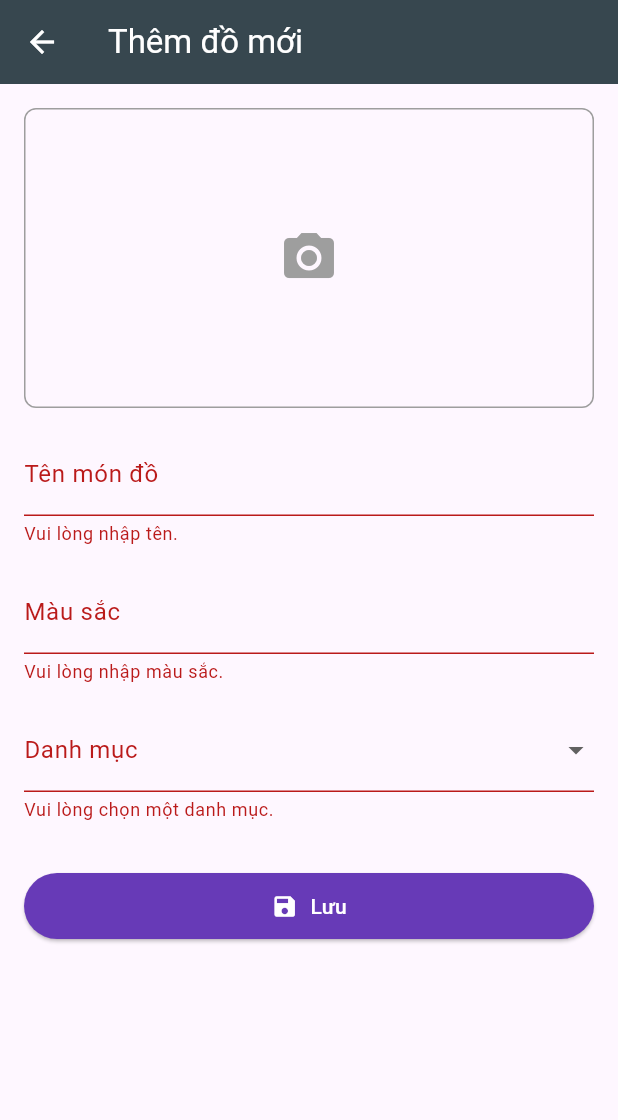
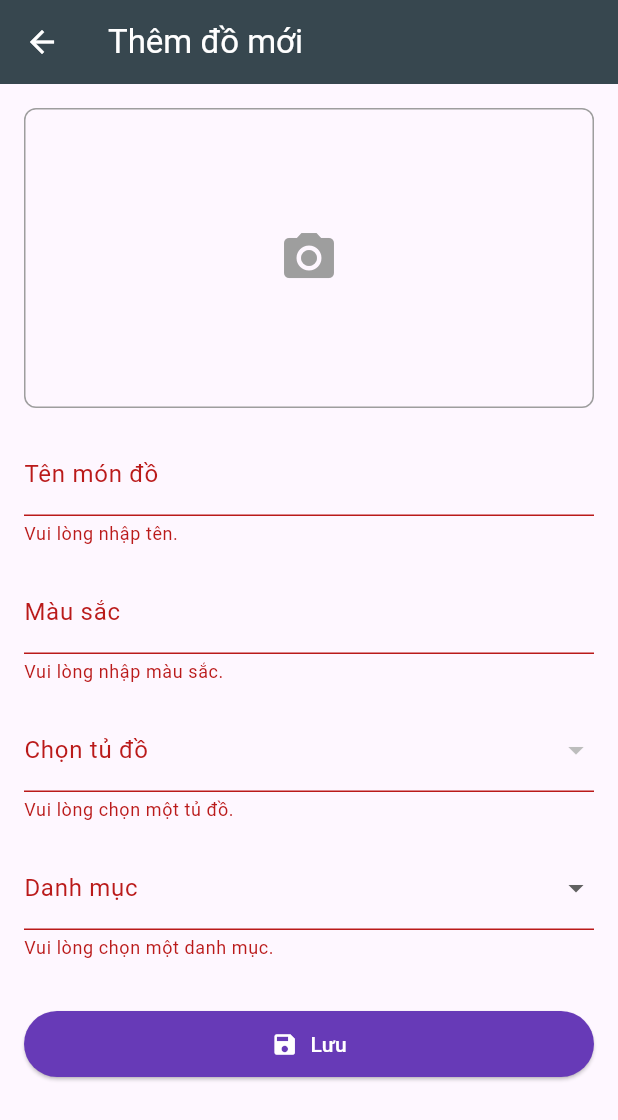
Before and after one commit to minhdatvn/MinCloset, a Flutter app: the AddItemScreen screen opened directly, after a tap on "Lưu", on a phone screen of 412 x 824 dp. Shown: the top 1120 px of the screen. Run offline on Flutter 3.47's test engine with Material 3 defaults, Android fonts, the phone set to English and light mode, and no system bars; our stand-ins replace flutter_dotenv, google_generative_ai, image_picker, logger, shared_preferences, sqflite; accounts and stored records are empty; network calls fail.

Commit message:
Thêm chức năng CRUD cho tủ đồ và đồ

```diff
--- /dev/null
+++ b/lib/models/closet.dart
@@ -0,0 +1,25 @@
+// file: lib/models/closet.dart
+
+class Closet {
+  final String id;
+  final String name;
+
+  Closet({
+    required this.id,
+    required this.name,
+  });
+
+  Map<String, dynamic> toMap() {
+    return {
+      'id': id,
+      'name': name,
+    };
+  }
+
+  factory Closet.fromMap(Map<String, dynamic> map) {
+    return Closet(
+      id: map['id'] as String,
+      name: map['name'] as String,
+    );
+  }
+}
--- a/lib/screens/add_item_screen.dart
+++ b/lib/screens/add_item_screen.dart
@@ -1,161 +1,160 @@
-// file: lib/screens/add_item_screen.dart
-
-import 'dart:io'; // Cần cho việc sử dụng kiểu File
+import 'dart:io';
 import 'package:flutter/material.dart';
-import 'package:image_picker/image_picker.dart'; // Import thư viện
+import 'package:image_picker/image_picker.dart';
 import 'package:mincloset/models/clothing_item.dart';
+import 'package:mincloset/models/closet.dart';
 import 'package:mincloset/helpers/db_helper.dart';
 import 'package:uuid/uuid.dart';
 
 class AddItemScreen extends StatefulWidget {
-  const AddItemScreen({super.key});
+  final String? preselectedClosetId;
+  final ClothingItem? itemToEdit; // Thuộc tính để nhận món đồ cần sửa
+
+  const AddItemScreen({super.key, this.preselectedClosetId, this.itemToEdit});
 
   @override
   State<AddItemScreen> createState() => _AddItemScreenState();
 }
 
 class _AddItemScreenState extends State<AddItemScreen> {
-  // Key để quản lý trạng thái của Form
   final _formKey = GlobalKey<FormState>();
+  final _nameController = TextEditingController();
+  final _colorController = TextEditingController();
 
-  // Biến để lưu trữ ảnh người dùng chụp
   File? _selectedImage;
-  // Các biến để lưu trữ giá trị nhập vào
-  String _enteredName = '';
-  String _enteredColor = '';
-  String? _selectedCategory; // Dùng ? vì ban đầu nó có thể null
+  String? _selectedCategory;
+  List<Closet> _closets = [];
+  String? _selectedClosetId;
+  bool get _isEditing => widget.itemToEdit != null;
 
-  // Hàm để mở camera và chụp ảnh
+  @override
+  void initState() {
+    super.initState();
+    if (_isEditing) {
+      final item = widget.itemToEdit!;
+      _nameController.text = item.name;
+      _colorController.text = item.color;
+      _selectedCategory = item.category;
+      _selectedClosetId = item.closetId;
+      if (item.imagePath.isNotEmpty) {
+        _selectedImage = File(item.imagePath);
+      }
+    } else {
+      _selectedClosetId = widget.preselectedClosetId;
+    }
+    _loadClosets();
+  }
+
+  Future<void> _loadClosets() async {
+    final dataList = await DBHelper.getClosets('closets');
+    if (mounted) {
+      setState(() {
+        _closets = dataList.map((item) => Closet.fromMap(item)).toList();
+      });
+    }
+  }
+
   void _takePicture() async {
     final imagePicker = ImagePicker();
     final pickedImage = await imagePicker.pickImage(source: ImageSource.camera, maxWidth: 600);
-
-    if (pickedImage == null) {
-      return; // Người dùng không chụp ảnh
-    }
-
+    if (pickedImage == null) return;
     setState(() {
-      _selectedImage = File(pickedImage.path); // Lưu ảnh đã chụp
+      _selectedImage = File(pickedImage.path);
     });
   }
 
-  // Hàm xử lý khi nhấn nút Lưu
-  void _saveItem() async { // Chuyển hàm thành async
+  void _saveItem() async {
     if (_formKey.currentState!.validate()) {
-      if (_selectedImage == null || _selectedCategory == null) {
-        ScaffoldMessenger.of(context).showSnackBar(
-          const SnackBar(content: Text('Vui lòng điền đủ thông tin và chọn ảnh!'))
-        );
+      if (_selectedImage == null || _selectedCategory == null || _selectedClosetId == null) {
+        ScaffoldMessenger.of(context).showSnackBar(const SnackBar(content: Text('Vui lòng điền đủ tất cả thông tin!')));
         return;
       }
 
       _formKey.currentState!.save();
 
-      // Tạo một đối tượng ClothingItem mới với dữ liệu đã thu thập
-      final newItem = ClothingItem(
-        id: const Uuid().v4(),
-        name: _enteredName,
-        category: _selectedCategory!,
-        color: _enteredColor,
-        imagePath: _selectedImage!.path,
-      );
+      if (_isEditing) {
+        final updatedItem = ClothingItem(
+          id: widget.itemToEdit!.id,
+          name: _nameController.text,
+          category: _selectedCategory!,
+          color: _colorController.text,
+          imagePath: _selectedImage!.path,
+          closetId: _selectedClosetId!,
+        );
+        await DBHelper.updateItem(updatedItem);
+      } else {
+        final newItem = ClothingItem(
+          id: const Uuid().v4(),
+          name: _nameController.text,
+          category: _selectedCategory!,
+          color: _colorController.text,
+          imagePath: _selectedImage!.path,
+          closetId: _selectedClosetId!,
+        );
+        await DBHelper.insert('clothing_items', newItem.toMap());
+      }
 
-      // Lưu vào cơ sở dữ liệu
-      await DBHelper.insert('clothing_items', newItem.toMap());
-
-      // Chỉ cần quay về màn hình trước đó, không cần trả dữ liệu
-      if (mounted) { // Kiểm tra widget còn tồn tại không trước khi dùng context
-        Navigator.of(context).pop();
-      }
+      if (mounted) Navigator.of(context).pop(true);
     }
   }
 
   @override
   Widget build(BuildContext context) {
-    // Danh sách các danh mục để người dùng chọn
     final categories = ['Áo', 'Quần', 'Váy', 'Giày', 'Phụ kiện'];
-
     return Scaffold(
       appBar: AppBar(
-        title: const Text('Thêm đồ mới'),
+        title: Text(_isEditing ? 'Sửa món đồ' : 'Thêm đồ mới'),
         backgroundColor: Colors.blueGrey[800],
         foregroundColor: Colors.white,
       ),
-      body: SingleChildScrollView( // Cho phép cuộn khi bàn phím hiện lên
+      body: SingleChildScrollView(
         padding: const EdgeInsets.all(16.0),
         child: Form(
           key: _formKey,
           child: Column(
             crossAxisAlignment: CrossAxisAlignment.stretch,
             children: [
-              // Vùng hiển thị và chọn ảnh
               GestureDetector(
                 onTap: _takePicture,
                 child: Container(
                   height: 200,
-                  decoration: BoxDecoration(
-                    border: Border.all(width: 1, color: Colors.grey),
-                    borderRadius: BorderRadius.circular(8),
-                  ),
-                  child: _selectedImage != null
-                      ? Image.file(_selectedImage!, fit: BoxFit.cover, width: double.infinity)
-                      : const Center(child: Icon(Icons.camera_alt, size: 40, color: Colors.grey)),
+                  decoration: BoxDecoration(border: Border.all(width: 1, color: Colors.grey), borderRadius: BorderRadius.circular(8)),
+                  child: _selectedImage != null ? Image.file(_selectedImage!, fit: BoxFit.cover, width: double.infinity) : const Center(child: Icon(Icons.camera_alt, size: 40, color: Colors.grey)),
                 ),
               ),
               const SizedBox(height: 16),
-
-              // Ô nhập Tên món đồ
               TextFormField(
+                controller: _nameController,
                 decoration: const InputDecoration(labelText: 'Tên món đồ'),
-                validator: (value) {
-                  if (value == null || value.trim().isEmpty) {
-                    return 'Vui lòng nhập tên.';
-                  }
-                  return null;
-                },
-                onSaved: (value) {
-                  _enteredName = value!;
-                },
+                validator: (value) => (value == null || value.trim().isEmpty) ? 'Vui lòng nhập tên.' : null,
               ),
               const SizedBox(height: 16),
-
-              // Ô nhập Màu sắc
               TextFormField(
+                controller: _colorController,
                 decoration: const InputDecoration(labelText: 'Màu sắc'),
-                validator: (value) {
-                  if (value == null || value.trim().isEmpty) {
-                    return 'Vui lòng nhập màu sắc.';
-                  }
-                  return null;
-                },
-                onSaved: (value) {
-                  _enteredColor = value!;
-                },
+                validator: (value) => (value == null || value.trim().isEmpty) ? 'Vui lòng nhập màu sắc.' : null,
               ),
               const SizedBox(height: 16),
-
-              // Menu thả xuống cho Danh mục
-              DropdownButtonFormField(
+              DropdownButtonFormField<String>(
+                value: _selectedClosetId,
+                items: _closets.map((closet) => DropdownMenuItem(value: closet.id, child: Text(closet.name))).toList(),
+                onChanged: (value) => setState(() => _selectedClosetId = value),
+                decoration: const InputDecoration(labelText: 'Chọn tủ đồ'),
+                validator: (value) => value == null ? 'Vui lòng chọn một tủ đồ.' : null,
+              ),
+              const SizedBox(height: 16),
+              DropdownButtonFormField<String>(
                 value: _selectedCategory,
-                items: categories.map((category) => DropdownMenuItem(
-                  value: category,
-                  child: Text(category),
-                )).toList(),
-                onChanged: (value) {
-                  setState(() {
-                    _selectedCategory = value;
-                  });
-                },
+                items: categories.map((category) => DropdownMenuItem(value: category, child: Text(category))).toList(),
+                onChanged: (value) => setState(() => _selectedCategory = value),
                 decoration: const InputDecoration(labelText: 'Danh mục'),
                 validator: (value) => value == null ? 'Vui lòng chọn một danh mục.' : null,
               ),
               const SizedBox(height: 32),
-
-              // Nút Lưu
               ElevatedButton.icon(
                 onPressed: _saveItem,
                 icon: const Icon(Icons.save),
-                label: const Text('Lưu'),
+                label: Text(_isEditing ? 'Cập nhật' : 'Lưu'),
                 style: ElevatedButton.styleFrom(
                   padding: const EdgeInsets.symmetric(vertical: 12),
                   backgroundColor: Colors.deepPurple,
--- a/pubspec.yaml
+++ b/pubspec.yaml
@@ -25,6 +25,7 @@ dev_dependencies:
   flutter_test:
     sdk: flutter
   rename: ^3.0.2
+  sqflite_common_ffi: ^2.3.3
   flutter_lints: ^4.0.0
 
 flutter:
```
Also changed, not shown: lib/helpers/db_helper.dart (+97 -3 lines), lib/models/clothing_item.dart (+20 -2 lines), lib/screens/item_detail_page.dart (added, +98 -0 lines), lib/screens/main_screen.dart (+10 -9 lines), lib/screens/pages/closet_detail_page.dart (added, +108 -0 lines), lib/screens/pages/closets_page.dart (added, +140 -0 lines), pubspec.lock, 1 other file.
